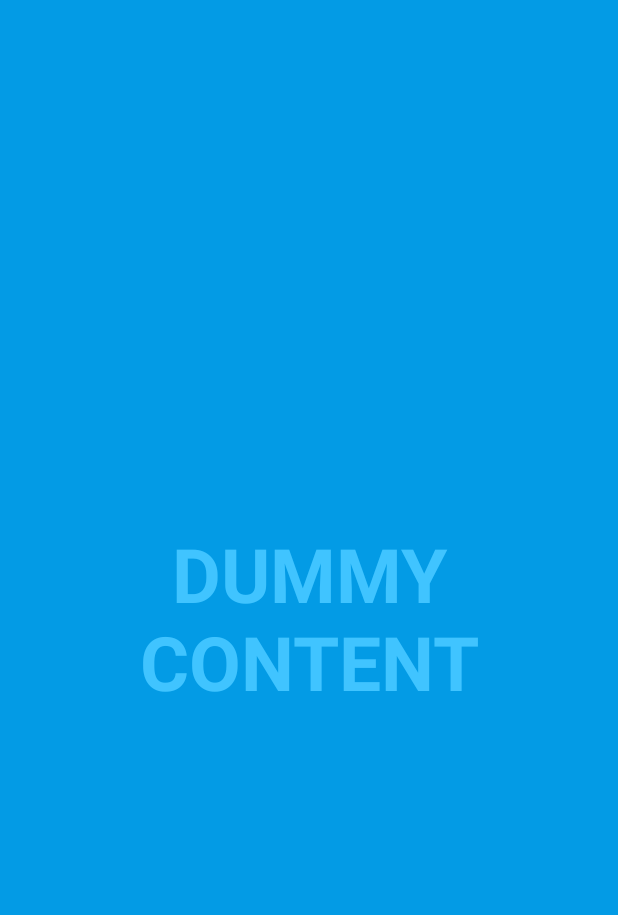
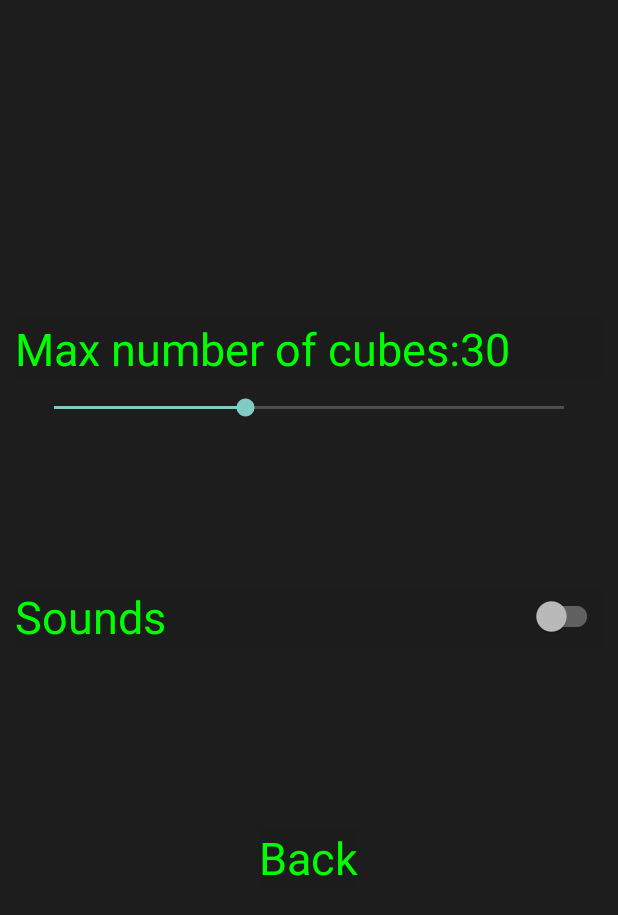
Before and after one commit to EugenySychev/KotSnake, an Android app: the SettingsActivity screen opened directly, with no data from a screen before it, on a phone screen of 412 x 824 dp. Shown: the top 915 px of the screen. Run offline under Robolectric (Android 15) with nearby library versions, the phone set to English and light mode, and no system bars.

Commit message:
Fixes style, size calculation Need to check horisontal Need to add sound and enabling it

```diff
--- a/app/src/main/java/com/sychev/kosnake/SettingsActivity.kt
+++ b/app/src/main/java/com/sychev/kosnake/SettingsActivity.kt
@@ -2,151 +2,78 @@ package com.sychev.kosnake
 
 import androidx.appcompat.app.AppCompatActivity
 import android.annotation.SuppressLint
+import android.content.SharedPreferences
 import android.os.Bundle
 import android.os.Handler
+import android.util.Log
 import android.view.MotionEvent
 import android.view.View
-import android.widget.Button
-import android.widget.LinearLayout
-import android.widget.TextView
+import android.view.inputmethod.EditorInfo
+import android.widget.*
+import androidx.appcompat.widget.AppCompatEditText
+import androidx.appcompat.widget.AppCompatSeekBar
 
 /**
  * An example full-screen activity that shows and hides the system UI (i.e.
  * status bar and navigation/system bar) with user interaction.
  */
 class SettingsActivity : AppCompatActivity() {
-    private lateinit var fullscreenContent: TextView
-    private lateinit var fullscreenContentControls: LinearLayout
-    private val hideHandler = Handler()
 
-    @SuppressLint("InlinedApi")
-    private val hidePart2Runnable = Runnable {
-        // Delayed removal of status and navigation bar
-
-        // Note that some of these constants are new as of API 16 (Jelly Bean)
-        // and API 19 (KitKat). It is safe to use them, as they are inlined
-        // at compile-time and do nothing on earlier devices.
-        fullscreenContent.systemUiVisibility =
-            View.SYSTEM_UI_FLAG_LOW_PROFILE or
-                    View.SYSTEM_UI_FLAG_FULLSCREEN or
-                    View.SYSTEM_UI_FLAG_LAYOUT_STABLE or
-                    View.SYSTEM_UI_FLAG_IMMERSIVE_STICKY or
-                    View.SYSTEM_UI_FLAG_LAYOUT_HIDE_NAVIGATION or
-                    View.SYSTEM_UI_FLAG_HIDE_NAVIGATION
-    }
-    private val showPart2Runnable = Runnable {
-        // Delayed display of UI elements
-        supportActionBar?.show()
-        fullscreenContentControls.visibility = View.VISIBLE
-    }
-    private var isFullscreen: Boolean = false
-
-    private val hideRunnable = Runnable { hide() }
-
-    /**
-     * Touch listener to use for in-layout UI controls to delay hiding the
-     * system UI. This is to prevent the jarring behavior of controls going away
-     * while interacting with activity UI.
-     */
-    private val delayHideTouchListener = View.OnTouchListener { view, motionEvent ->
-        when (motionEvent.action) {
-            MotionEvent.ACTION_DOWN -> if (AUTO_HIDE) {
-                delayedHide(AUTO_HIDE_DELAY_MILLIS)
-            }
-            MotionEvent.ACTION_UP -> view.performClick()
-            else -> {
-            }
-        }
-        false
-    }
+    private lateinit var numCubeDescr: TextView
+    private lateinit var seekBar: AppCompatSeekBar
+    private lateinit var settingRef: SharedPreferences
 
     @SuppressLint("ClickableViewAccessibility")
     override fun onCreate(savedInstanceState: Bundle?) {
         super.onCreate(savedInstanceState)
 
         setContentView(R.layout.activity_settings)
-        supportActionBar?.setDisplayHomeAsUpEnabled(true)
+        supportActionBar?.setDisplayHomeAsUpEnabled(false)
 
-        isFullscreen = true
+        settingRef = baseContext.getSharedPreferences("Snake", MODE_PRIVATE)
+        numCubeDescr = findViewById(R.id.numbCubeDescr)
+        seekBar = findViewById(R.id.seekBar)
+        seekBar.setOnSeekBarChangeListener(object : SeekBar.OnSeekBarChangeListener {
+            override fun onProgressChanged(seekBar: SeekBar?, progress: Int, fromUser: Boolean) {
+                setCubeNumberValue(progress + 15)
+            }
 
-        // Set up the user interaction to manually show or hide the system UI.
-        fullscreenContent = findViewById(R.id.fullscreen_content)
-        fullscreenContent.setOnClickListener { toggle() }
+            override fun onStartTrackingTouch(seekBar: SeekBar?) {
+                Log.d("Setting", "Change value " + String.format("%d", seekBar?.progress))
+            }
 
-        fullscreenContentControls = findViewById(R.id.fullscreen_content_controls)
+            override fun onStopTrackingTouch(seekBar: SeekBar?) {
+                Log.d("Setting", "Change value " + String.format("%d", seekBar?.progress))
+            }
+        })
 
-        // Upon interacting with UI controls, delay any scheduled hide()
-        // operations to prevent the jarring behavior of controls going away
-        // while interacting with the UI.
-        findViewById<Button>(R.id.dummy_button).setOnTouchListener(delayHideTouchListener)
-    }
+        val initialCubeNumber = settingRef.getInt("NumberOfCube", 30)
+        numCubeDescr.text = resources.getText(R.string.num_of_cube_spinner)
+            .toString() + initialCubeNumber.toString()
+        seekBar.setProgress(initialCubeNumber - 15)
 
-    override fun onPostCreate(savedInstanceState: Bundle?) {
-        super.onPostCreate(savedInstanceState)
-
-        // Trigger the initial hide() shortly after the activity has been
-        // created, to briefly hint to the user that UI controls
-        // are available.
-        delayedHide(100)
-    }
-
-    private fun toggle() {
-        if (isFullscreen) {
-            hide()
-        } else {
-            show()
+        val textBack: TextView = findViewById(R.id.backSign)
+        textBack.setOnTouchListener{ v, event ->
+            Log.d("SETTINGS", "$event")
+            if (event.action == MotionEvent.ACTION_DOWN) {
+                finish()
+                true
+            } else {
+                false
+            }
         }
     }
 
-    private fun hide() {
-        // Hide UI first
-        supportActionBar?.hide()
-        fullscreenContentControls.visibility = View.GONE
-        isFullscreen = false
+    private fun setCubeNumberValue(value: Int) {
+        with(settingRef.edit()) {
+            putInt("NumberOfCube", value)
+            apply()
+        }
+        numCubeDescr.text =
+            resources.getText(R.string.num_of_cube_spinner).toString() + value.toString()
 
-        // Schedule a runnable to remove the status and navigation bar after a delay
-        hideHandler.removeCallbacks(showPart2Runnable)
-        hideHandler.postDelayed(hidePart2Runnable, UI_ANIMATION_DELAY.toLong())
+
     }
 
-    private fun show() {
-        // Show the system bar
-        fullscreenContent.systemUiVisibility =
-            View.SYSTEM_UI_FLAG_LAYOUT_FULLSCREEN or
-                    View.SYSTEM_UI_FLAG_LAYOUT_HIDE_NAVIGATION
-        isFullscreen = true
 
-        // Schedule a runnable to display UI elements after a delay
-        hideHandler.removeCallbacks(hidePart2Runnable)
-        hideHandler.postDelayed(showPart2Runnable, UI_ANIMATION_DELAY.toLong())
-    }
-
-    /**
-     * Schedules a call to hide() in [delayMillis], canceling any
-     * previously scheduled calls.
-     */
-    private fun delayedHide(delayMillis: Int) {
-        hideHandler.removeCallbacks(hideRunnable)
-        hideHandler.postDelayed(hideRunnable, delayMillis.toLong())
-    }
-
-    companion object {
-        /**
-         * Whether or not the system UI should be auto-hidden after
-         * [AUTO_HIDE_DELAY_MILLIS] milliseconds.
-         */
-        private const val AUTO_HIDE = true
-
-        /**
-         * If [AUTO_HIDE] is set, the number of milliseconds to wait after
-         * user interaction before hiding the system UI.
-         */
-        private const val AUTO_HIDE_DELAY_MILLIS = 3000
-
-        /**
-         * Some older devices needs a small delay between UI widget updates
-         * and a change of the status and navigation bar.
-         */
-        private const val UI_ANIMATION_DELAY = 300
-    }
 }
--- a/app/src/main/java/com/sychev/kosnake/SnakeGameActivity.kt
+++ b/app/src/main/java/com/sychev/kosnake/SnakeGameActivity.kt
@@ -13,7 +13,10 @@ class SnakeGameActivity : AppCompatActivity(), SnakeDrawer.DrawerHandler {
     @SuppressLint("ClickableViewAccessibility")
     public override fun onCreate(savedInstanceState: Bundle?) {
         super.onCreate(savedInstanceState)
-        view = SnakeDrawer(this)
+        val settingRef = baseContext.getSharedPreferences("Snake", MODE_PRIVATE)
+        val initialCubeNumber = settingRef.getInt("NumberOfCube", 30)
+
+        view = SnakeDrawer(this, initialCubeNumber)
         setContentView(view)
 
         snakeLogic = SnakeLogic(view.xMax, view.yMax, 7)
--- a/app/src/main/res/layout/activity_settings.xml
+++ b/app/src/main/res/layout/activity_settings.xml
@@ -3,49 +3,54 @@
     xmlns:tools="http://schemas.android.com/tools"
     android:layout_width="match_parent"
     android:layout_height="match_parent"
-    android:background="?attr/fullscreenBackgroundColor"
+    android:background="@color/black_overlay"
     android:theme="@style/ThemeOverlay.KoSnake.FullscreenContainer"
     tools:context=".SettingsActivity">
 
     <!-- The primary full-screen view. This can be replaced with whatever view
          is needed to present your content, e.g. VideoView, SurfaceView,
          TextureView, etc. -->
-    <TextView
-        android:id="@+id/fullscreen_content"
-        android:layout_width="match_parent"
-        android:layout_height="match_parent"
-        android:gravity="center"
-        android:keepScreenOn="true"
-        android:text="@string/dummy_content"
-        android:textColor="?attr/fullscreenTextColor"
-        android:textSize="50sp"
-        android:textStyle="bold" />
 
     <!-- This FrameLayout insets its children based on system windows using
          android:fitsSystemWindows. -->
-    <FrameLayout
+    <LinearLayout
         android:layout_width="match_parent"
-        android:layout_height="match_parent"
-        android:fitsSystemWindows="true">
+        android:layout_height="wrap_content"
+        android:layout_gravity="center"
+        android:layout_margin="@dimen/margins"
+        android:orientation="vertical">
 
-        <LinearLayout
-            android:id="@+id/fullscreen_content_controls"
-            style="@style/Widget.Theme.KoSnake.ButtonBar.Fullscreen"
+        <TextView
+            style="@style/menuText"
             android:layout_width="match_parent"
             android:layout_height="wrap_content"
-            android:layout_gravity="bottom|center_horizontal"
-            android:orientation="horizontal"
-            tools:ignore="UselessParent">
+            android:text="@string/num_of_cube_spinner"
+            android:id="@+id/numbCubeDescr" />
 
-            <Button
-                android:id="@+id/dummy_button"
-                style="?android:attr/buttonBarButtonStyle"
-                android:layout_width="0dp"
-                android:layout_height="wrap_content"
-                android:layout_weight="1"
-                android:text="@string/dummy_button" />
+        <androidx.appcompat.widget.AppCompatSeekBar
+            android:id="@+id/seekBar"
+            style="@style/Widget.AppCompat.SeekBar"
+            android:layout_width="match_parent"
+            android:layout_height="wrap_content"
+            android:layout_margin="@dimen/margins"
+            android:max="40"
+            android:min="0"
+            android:progress="1" />
 
-        </LinearLayout>
-    </FrameLayout>
+        <androidx.appcompat.widget.SwitchCompat
+            style="@style/menuText"
+            android:layout_width="match_parent"
+            android:layout_marginVertical="@dimen/max_margins"
+            android:layout_height="wrap_content"
+            android:text="@string/sound_title" />
 
+        <TextView
+            style="@style/menuText"
+            android:layout_margin="20dp"
+            android:layout_width="wrap_content"
+            android:layout_height="wrap_content"
+            android:layout_gravity="center"
+            android:id="@+id/backSign"
+            android:text="@string/back_sign" />
+    </LinearLayout>
 </FrameLayout>
--- /dev/null
+++ b/app/src/main/res/values/dimens.xml
@@ -0,0 +1,6 @@
+<?xml version="1.0" encoding="utf-8"?>
+<resources>
+    <dimen name="textSize">30sp</dimen>
+    <dimen name="margins">10dp</dimen>
+    <dimen name="max_margins">100dp</dimen>
+</resources>
--- a/app/src/main/res/values/strings.xml
+++ b/app/src/main/res/values/strings.xml
@@ -4,4 +4,7 @@
     <string name="dummy_button">Dummy Button</string>
     <string name="dummy_content">DUMMY\nCONTENT</string>
     <string name="title_snake_game_activity">SnakeGame</string>
+    <string name="num_of_cube_spinner">Max number of cubes:  </string>
+    <string name="sound_title">Sounds</string>
+    <string name="back_sign">Back</string>
 </resources>
--- a/app/src/main/res/values/styles.xml
+++ b/app/src/main/res/values/styles.xml
@@ -8,4 +8,10 @@
         <item name="android:background">@color/black_overlay</item>
         <item name="android:buttonBarStyle">?android:attr/buttonBarStyle</item>
     </style>
+
+    <style name="menuText" parent="android:Widget.TextView" >
+        <item name="android:textColor">#00FF00</item>
+        <item name="android:background">#07000000</item>
+        <item name="android:textSize">@dimen/textSize</item>
+    </style>
 </resources>
```
Also changed, not shown: app/src/main/java/com/sychev/kosnake/FullscreenActivity.kt (+6 -6 lines), app/src/main/java/com/sychev/kosnake/SnakeDrawer.kt (+63 -41 lines).
